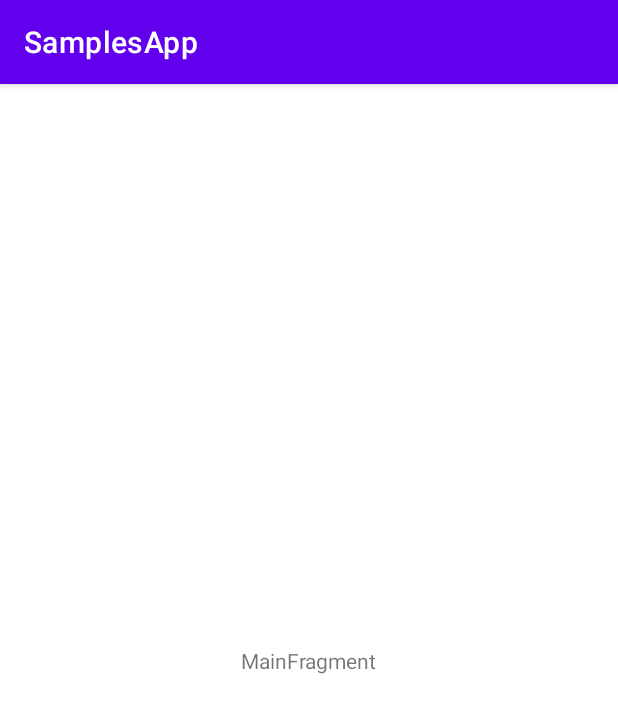
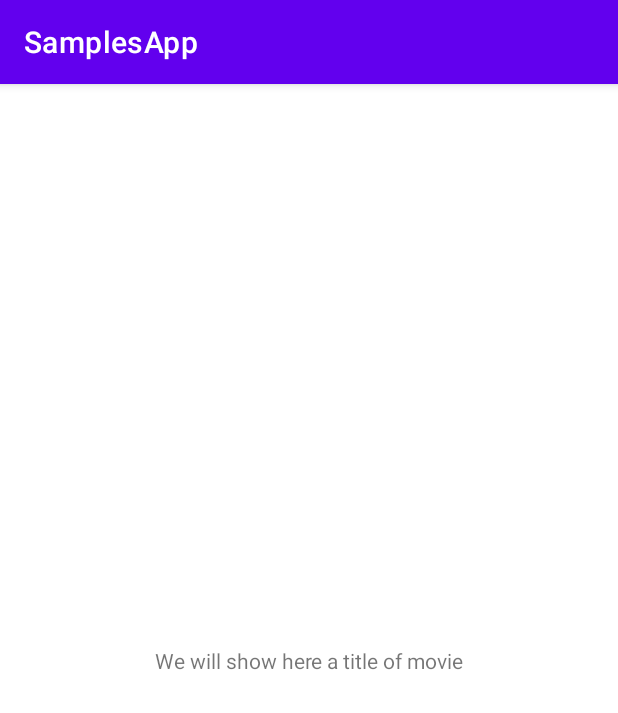
Before and after one commit to Pulimet/SamplesApp, an Android app: the screen it shows after launch (MainActivity), on a phone screen of 412 x 824 dp. Shown: the top 713 px of the screen. Run offline under Robolectric (Android 15) with nearby library versions, the phone set to English and light mode, and no system bars; libraries missing offline, so code that uses them is left out: net.alexandroid.utils; 5 statements that could not run were skipped.

Commit message:
Add to the app module gradle plugin  'kotlin-android-extensions' that allows synthetic usage (Access views references without explicit findViewById) and prepare a TextView for movie title.

```diff
--- a/app/build.gradle
+++ b/app/build.gradle
@@ -1,6 +1,7 @@
 plugins {
     id 'com.android.application'
     id 'kotlin-android'
+    id 'kotlin-android-extensions'
 }
 
 android {
--- a/app/src/main/java/net/alexandroid/samplesapp/ui/main/MainFragment.kt
+++ b/app/src/main/java/net/alexandroid/samplesapp/ui/main/MainFragment.kt
@@ -1,9 +1,17 @@
 package net.alexandroid.samplesapp.ui.main
 
+import android.os.Bundle
+import android.view.View
 import androidx.fragment.app.Fragment
+import kotlinx.android.synthetic.main.main_fragment.*
 import net.alexandroid.samplesapp.R
 import org.koin.androidx.viewmodel.ext.android.viewModel
 
 class MainFragment : Fragment(R.layout.main_fragment) {
     private val viewModel: MainViewModel by viewModel()
+
+    override fun onViewCreated(view: View, savedInstanceState: Bundle?) {
+        super.onViewCreated(view, savedInstanceState)
+        tvVideoTitle.text = "We will show here a title of movie"
+    }
 }
--- a/app/src/main/res/layout/main_fragment.xml
+++ b/app/src/main/res/layout/main_fragment.xml
@@ -8,13 +8,13 @@
     tools:context=".ui.main.MainFragment">
 
     <TextView
-        android:id="@+id/message"
+        android:id="@+id/tvVideoTitle"
         android:layout_width="wrap_content"
         android:layout_height="wrap_content"
-        android:text="MainFragment"
         app:layout_constraintBottom_toBottomOf="parent"
         app:layout_constraintEnd_toEndOf="parent"
         app:layout_constraintStart_toStartOf="parent"
-        app:layout_constraintTop_toTopOf="parent" />
+        app:layout_constraintTop_toTopOf="parent"
+        tools:text="Movie Title Placeholder" />
 
 </androidx.constraintlayout.widget.ConstraintLayout>
```
